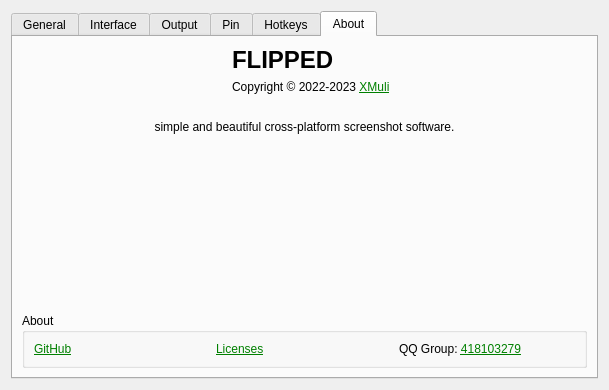
This is src/preference/prefmanage.ui in SunnyScreenshot/FLIPPED as Qt 5 draws it before an edit. The edited form follows.
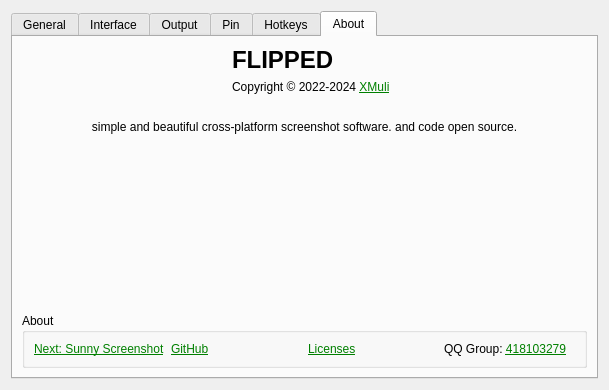
This is the edited form. Icons and pictures are not drawn.

Diff of the .ui file:
```diff
--- a/src/preference/prefmanage.ui
+++ b/src/preference/prefmanage.ui
@@ -1198,7 +1198,7 @@
                    <item>
                     <widget class="QLabel" name="label_30">
                      <property name="text">
-                      <string>&lt;html&gt;&lt;head/&gt;&lt;body&gt;&lt;p&gt;Copyright © 2022-2023 &lt;a href=&quot;https://github.com/XMuli&quot;&gt;&lt;span style=&quot; text-decoration: underline; color:#008000;&quot;&gt;XMuli&lt;/span&gt;&lt;/a&gt;&lt;/p&gt;&lt;/body&gt;&lt;/html&gt;</string>
+                      <string>&lt;html&gt;&lt;head/&gt;&lt;body&gt;&lt;p&gt;Copyright © 2022-2024 &lt;a href=&quot;https://github.com/XMuli&quot;&gt;&lt;span style=&quot; text-decoration: underline; color:#008000;&quot;&gt;XMuli&lt;/span&gt;&lt;/a&gt;&lt;/p&gt;&lt;/body&gt;&lt;/html&gt;</string>
                      </property>
                      <property name="alignment">
                       <set>Qt::AlignLeading|Qt::AlignLeft|Qt::AlignVCenter</set>
@@ -1246,7 +1246,7 @@
              <item>
               <widget class="QLabel" name="label_29">
                <property name="text">
-                <string>simple and beautiful cross-platform screenshot software.</string>
+                <string>simple and beautiful cross-platform screenshot software. and code open source.</string>
                </property>
                <property name="alignment">
                 <set>Qt::AlignCenter</set>
@@ -1271,7 +1271,14 @@
                <property name="title">
                 <string>About</string>
                </property>
-               <layout class="QHBoxLayout" name="horizontalLayout_13" stretch="1,1,1">
+               <layout class="QHBoxLayout" name="horizontalLayout_13">
+                <item>
+                 <widget class="QLabel" name="label_18">
+                  <property name="text">
+                   <string>&lt;html&gt;&lt;head/&gt;&lt;body&gt;&lt;p&gt;&lt;a href=&quot;https://sunny.xmuli.tech&quot;&gt;&lt;span style=&quot; text-decoration: underline; color:#008000;&quot;&gt;Next: Sunny Screenshot&lt;/span&gt;&lt;/a&gt;&lt;/p&gt;&lt;/body&gt;&lt;/html&gt;</string>
+                  </property>
+                 </widget>
+                </item>
                 <item>
                  <widget class="QLabel" name="labGitHub">
                   <property name="text">
@@ -1288,7 +1295,7 @@
                 <item>
                  <widget class="QLabel" name="labLicenses">
                   <property name="text">
-                   <string>&lt;html&gt;&lt;head/&gt;&lt;body&gt;&lt;p&gt;&lt;a href=&quot;https://github.com/XMuli/FLIPPED/blob/master/LICENSE&quot;&gt;&lt;span style=&quot; text-decoration: underline; color:green;&quot;&gt;Licenses&lt;/span&gt;&lt;/a&gt;&lt;/p&gt;&lt;/body&gt;&lt;/html&gt;</string>
+                   <string>&lt;html&gt;&lt;head/&gt;&lt;body&gt;&lt;p&gt;&lt;a href=&quot;https://github.com/SunnyScreenshot/FLIPPED/blob/master/LICENSE&quot;&gt;&lt;span style=&quot; text-decoration: underline; color:#008000;&quot;&gt;Licenses&lt;/span&gt;&lt;/a&gt;&lt;/p&gt;&lt;/body&gt;&lt;/html&gt;</string>
                   </property>
                   <property name="textFormat">
                    <enum>Qt::RichText</enum>
```
